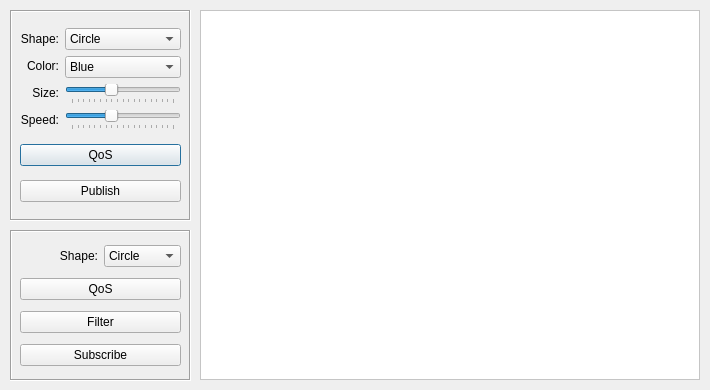
Old version of the form demo/ishapes/iShapesForm.ui in the repository nevion/simd-cxx-old.
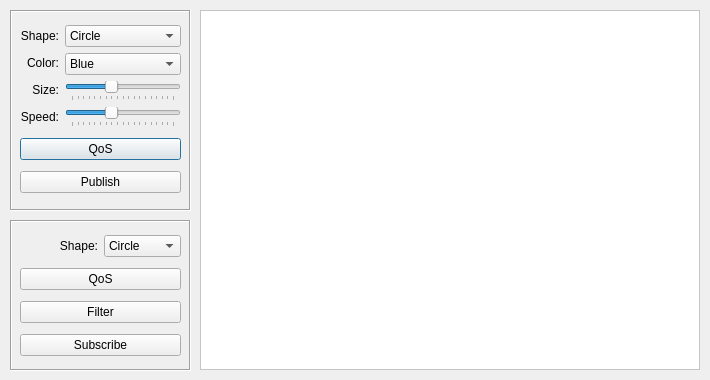
New version of the form.

Patch:
```diff
--- a/demo/ishapes/iShapesForm.ui
+++ b/demo/ishapes/iShapesForm.ui
@@ -13,19 +13,19 @@
     <x>0</x>
     <y>0</y>
     <width>710</width>
-    <height>390</height>
+    <height>380</height>
    </rect>
   </property>
   <property name="minimumSize">
    <size>
     <width>710</width>
-    <height>390</height>
+    <height>380</height>
    </size>
   </property>
   <property name="maximumSize">
    <size>
     <width>710</width>
-    <height>390</height>
+    <height>380</height>
    </size>
   </property>
   <property name="focusPolicy">
@@ -46,7 +46,7 @@
      <x>10</x>
      <y>10</y>
      <width>181</width>
-     <height>211</height>
+     <height>201</height>
     </rect>
    </property>
    <property name="frameShape">
@@ -61,7 +61,7 @@
       <x>10</x>
       <y>10</y>
       <width>161</width>
-      <height>193</height>
+      <height>181</height>
      </rect>
     </property>
     <layout class="QVBoxLayout" name="verticalLayout_3">
@@ -266,7 +266,7 @@
    <property name="geometry">
     <rect>
      <x>10</x>
-     <y>230</y>
+     <y>220</y>
      <width>181</width>
      <height>151</height>
     </rect>
@@ -350,7 +350,7 @@
      <x>200</x>
      <y>10</y>
      <width>500</width>
-     <height>370</height>
+     <height>360</height>
     </rect>
    </property>
    <property name="sizePolicy">
@@ -362,13 +362,13 @@
    <property name="minimumSize">
     <size>
      <width>500</width>
-     <height>370</height>
+     <height>360</height>
     </size>
    </property>
    <property name="maximumSize">
     <size>
      <width>500</width>
-     <height>370</height>
+     <height>360</height>
     </size>
    </property>
    <property name="palette">
```
Left out of the diff: 17 changed lines with no effect on the pictures.
